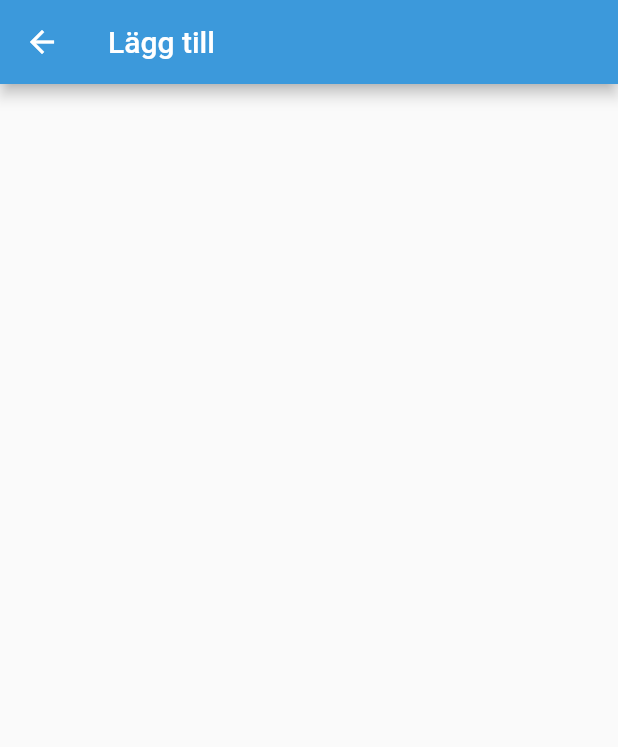
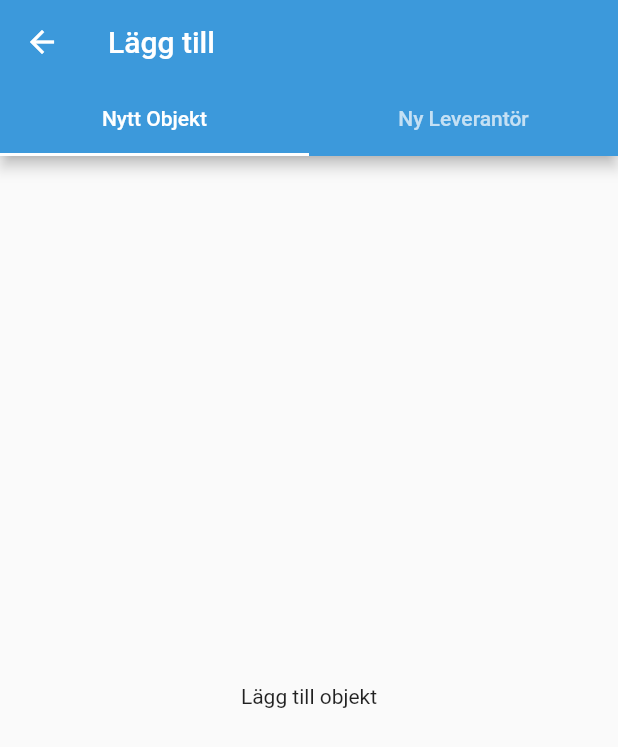
Before and after one commit to CowboyArtist/AgileProject23, a Flutter app: the screen it shows after launch, after a tap on the "add" icon, on a phone screen of 412 x 824 dp. Shown: the top 747 px of the screen. Run offline on Flutter 3.47's test engine with Material 2 defaults, Android fonts, the light colour scheme and no system bars.

Commit message:
Edited starting-files for easier start in next sprint

```diff
--- a/sjovikvass_app/lib/screens/addObject/add_object_screen.dart
+++ b/sjovikvass_app/lib/screens/addObject/add_object_screen.dart
@@ -8,8 +8,32 @@ class AddObjectScreen extends StatefulWidget {
 class _AddObjectScreenState extends State<AddObjectScreen> {
   @override
   Widget build(BuildContext context) {
-    return Scaffold(
-      appBar: AppBar(title: Text('Lägg till')),
+    return DefaultTabController(
+      length: 2,
+      child: Scaffold(
+        appBar: AppBar(
+          title: Text('Lägg till'),
+          bottom: TabBar(
+            indicatorColor: Colors.white,
+            tabs: [
+              Tab(
+                text: 'Nytt Objekt',
+              ),
+              Tab(
+                text: 'Ny Leverantör',
+              ),
+            ],
+          ),
+        ),
+        body: TabBarView(children: <Widget>[
+          Center(
+            child: Text('Lägg till objekt'),
+          ),
+          Center(
+            child: Text('Lägg till Leverantör'),
+          ),
+        ]),
+      ),
     );
   }
 }
--- a/sjovikvass_app/lib/screens/homescreen/home_screen.dart
+++ b/sjovikvass_app/lib/screens/homescreen/home_screen.dart
@@ -10,9 +10,14 @@ class HomeScreen extends StatefulWidget {
 class _HomeScreenState extends State<HomeScreen> {
   @override
   Widget build(BuildContext context) {
-    return Scaffold(
-      appBar: AppBar(title: Text('Sjövik Vass App')),
-      body: LandingScreen(),
+    return DefaultTabController(
+      length: 3,
+      child: Scaffold(
+        body: TabBarView(children: <Widget>[
+          LandingScreen(),
+          Center(child: Text('Leverantörer')),
+          Center(child: Text('Statistik')),
+        ]),
         floatingActionButton: FloatingActionButton(
             child: Icon(Icons.add),
             onPressed: () {
@@ -21,6 +26,24 @@ class _HomeScreenState extends State<HomeScreen> {
                 MaterialPageRoute(builder: (context) => AddObjectScreen()),
               );
             }),
+        bottomNavigationBar: Container(
+          margin: EdgeInsets.only(bottom: 40.0),
+          child: TabBar(
+              indicatorSize: TabBarIndicatorSize.label,
+              labelColor: Colors.black87,
+              tabs: [
+                Tab(
+                  icon: Icon(Icons.filter_list),
+                ),
+                Tab(
+                  icon: Icon(Icons.shop),
+                ),
+                Tab(
+                  icon: Icon(Icons.multiline_chart),
+                )
+              ]),
+        ),
+      ),
     );
   }
 }
--- a/sjovikvass_app/lib/screens/landing/landing_screen.dart
+++ b/sjovikvass_app/lib/screens/landing/landing_screen.dart
@@ -1,18 +1,20 @@
 import 'package:flutter/material.dart';
+import 'package:sjovikvass_app/screens/landing/widgets/objects_list.dart';
 
 //The screen that contains the list of object stored at the warehouse.
-class LandingScreen extends StatefulWidget {
-  @override
-  _LandingScreenState createState() => _LandingScreenState();
-}
-
-class _LandingScreenState extends State<LandingScreen> {
+class LandingScreen extends StatelessWidget {
   @override
   Widget build(BuildContext context) {
     return Scaffold(
-      body: Center(
-        child: Text('Landing Screen'),
+      appBar: AppBar(
+        title: Text(
+          'Sjövik Vass & Entreprenad',
+          style: TextStyle(color: Colors.black87),
+        ),
+        backgroundColor: Theme.of(context).scaffoldBackgroundColor,
+        elevation: 0.0,
       ),
+      body: ObjectsList(),
     );
   }
 }
```
Lines whose indentation alone changed are shown as unchanged.
